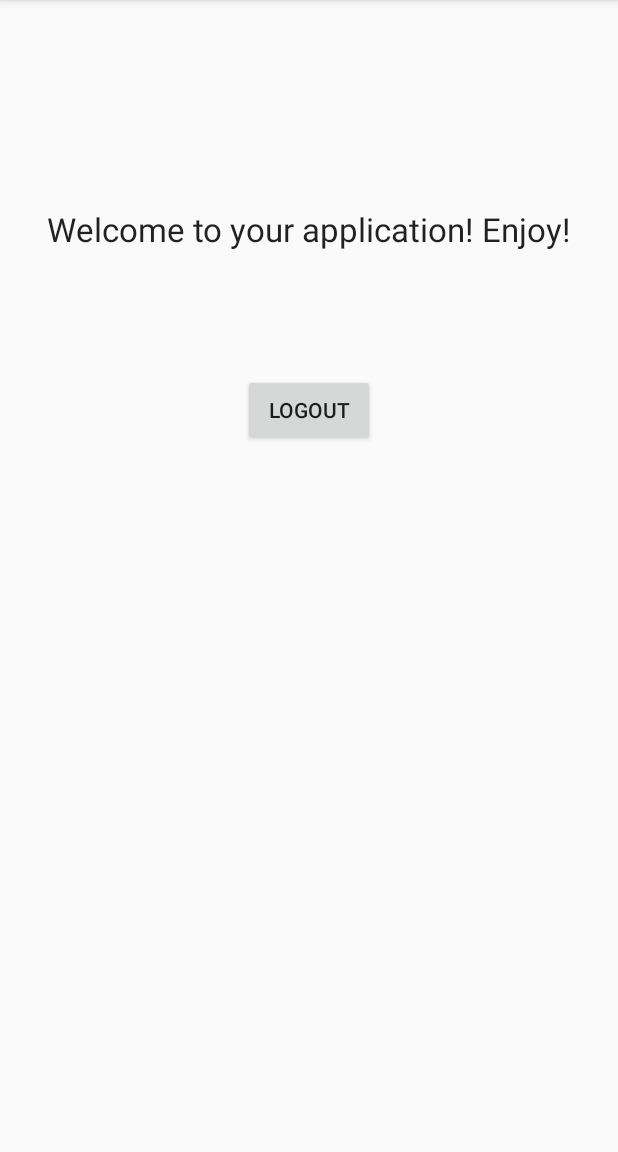
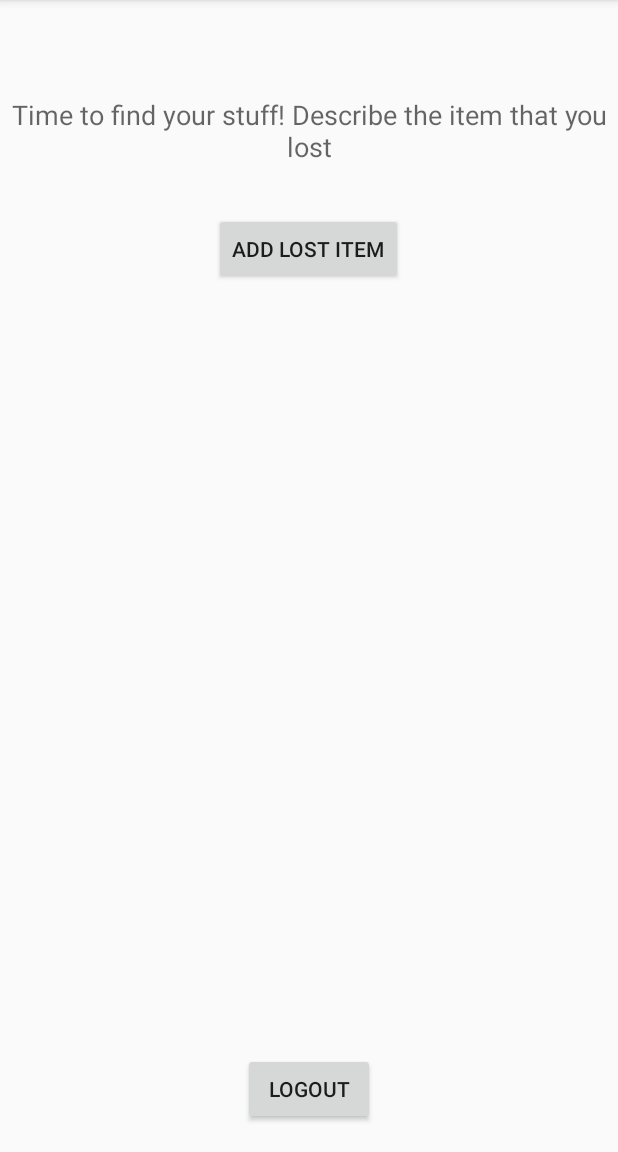
Before and after one commit to frAGILE-development/2340, an Android app: the Application screen opened directly, with no data from a screen before it, on a phone screen of 412 x 824 dp, the part 84-1236 px from its top. Run offline under Robolectric (Android 15) with nearby library versions, the phone set to English and light mode, and no system bars.

Commit message:
Implemented Lost Item screen UI, controller, and model

```diff
--- a/app/src/main/java/com/example/ananya/findr/Controllers/Application.java
+++ b/app/src/main/java/com/example/ananya/findr/Controllers/Application.java
@@ -7,6 +7,7 @@ import android.view.View;
 import android.widget.Button;
 
 import com.example.ananya.findr.R;
+import com.example.ananya.findr.Controllers.AddLostItem;
 
 /**
  * Created by Ananya on 6/22/17.
@@ -18,6 +19,15 @@ public class Application extends AppCompatActivity {
         setContentView(R.layout.activity_application);
 
         Button logout = (Button) findViewById(R.id.logout);
+        Button addLostItem = (Button) findViewById(R.id.AddLostItem);
+
+        addLostItem.setOnClickListener(new View.OnClickListener() {
+            @Override
+            public void onClick(View view) {
+                Intent intent = new Intent(Application.this, AddLostItem.class);
+                startActivity(intent);
+            }
+        });
 
         logout.setOnClickListener(new View.OnClickListener() {
             @Override
--- a/app/src/main/res/layout/activity_application.xml
+++ b/app/src/main/res/layout/activity_application.xml
@@ -4,22 +4,32 @@
     android:layout_width="match_parent"
     android:layout_height="match_parent">
 
+    <Button
+        android:text="Logout"
+        android:layout_width="wrap_content"
+        android:layout_height="wrap_content"
+        android:id="@+id/logout"
+        android:layout_alignParentBottom="true"
+        android:layout_centerHorizontal="true"
+        android:layout_marginBottom="18dp" />
+
     <TextView
-        android:text="Welcome to your application! Enjoy!"
+        android:id="@+id/textView2"
         android:layout_width="wrap_content"
         android:layout_height="wrap_content"
         android:layout_alignParentTop="true"
         android:layout_centerHorizontal="true"
-        android:layout_marginTop="138dp"
-        android:id="@+id/textView2"
-        android:textAppearance="@style/TextAppearance.AppCompat.Large" />
+        android:layout_marginTop="64dp"
+        android:text="Time to find your stuff! Describe the item that you lost"
+        android:textAlignment="center"
+        android:textAppearance="@style/TextAppearance.AppCompat.Medium" />
 
     <Button
-        android:text="Logout"
+        android:id="@+id/AddLostItem"
         android:layout_width="wrap_content"
         android:layout_height="wrap_content"
+        android:layout_marginTop="32dp"
+        android:text="Add lost Item"
         android:layout_below="@+id/textView2"
-        android:layout_centerHorizontal="true"
-        android:layout_marginTop="82dp"
-        android:id="@+id/logout" />
+        android:layout_centerHorizontal="true" />
 </RelativeLayout>
--- a/app/src/main/res/values/colors.xml
+++ b/app/src/main/res/values/colors.xml
@@ -2,5 +2,5 @@
 <resources>
     <color name="colorPrimary">#3f51b5</color>
     <color name="colorPrimaryDark">#303f9f</color>
-    <color name="colorAccent">#FF4081</color>
+    <color name="colorAccent">#ff4081</color>
 </resources>
```
Also changed, not shown: app/src/main/AndroidManifest.xml (+7 -1 lines), app/src/main/java/Model/LostItem.java (added, +87 -0 lines), app/src/main/java/Model/Model.java (+31 -4 lines), app/src/main/java/com/example/ananya/findr/Controllers/AddLostItem.java (added, +63 -0 lines), app/src/main/res/layout/activity_addlostitem.xml (added, +87 -0 lines).
